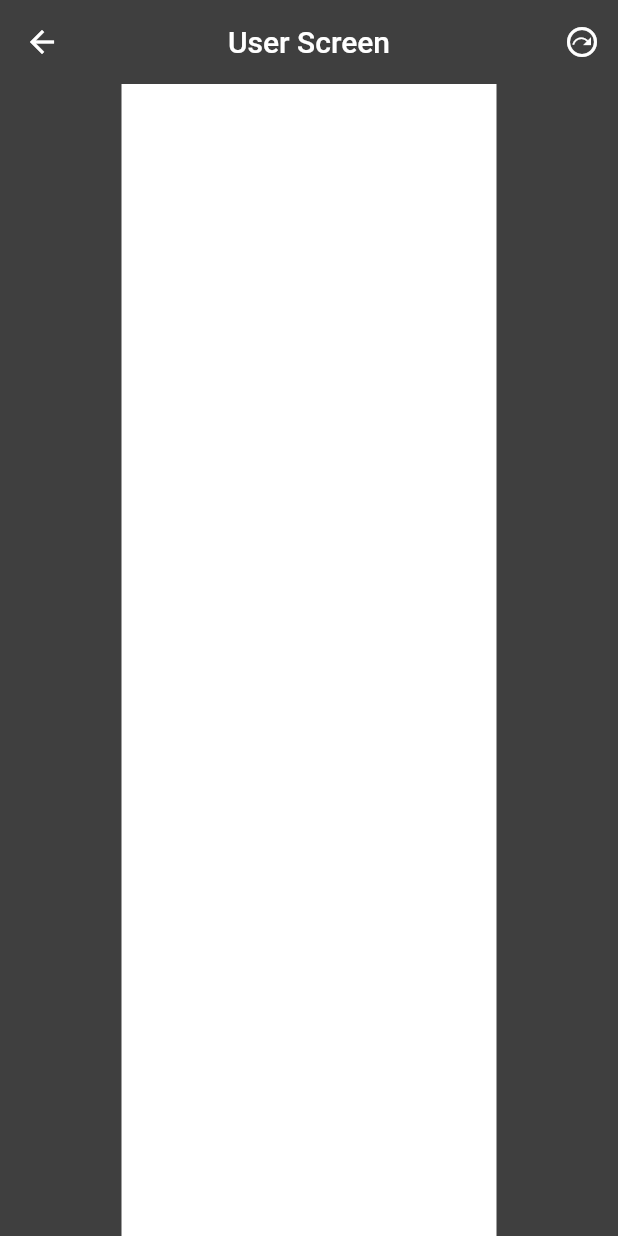
After one commit to jaysardhara34/invoicegenerator, a Flutter app: the screen it shows after launch, after a tap on the "next plan" icon, on a phone screen of 412 x 824 dp. The commit adds this screen. Run offline on Flutter 3.47's test engine with Material 2 defaults, Android fonts, the light colour scheme and no system bars; our stand-ins replace font_awesome_flutter.

Commit message:
24/08/2022

```diff
--- a/lib/main.dart
+++ b/lib/main.dart
@@ -1,6 +1,7 @@
 import 'dart:async';
 
 import 'package:flutter/material.dart';
+import 'package:invoicegenerator/screens/bill.dart';
 import 'package:invoicegenerator/screens/userscreen.dart';
 
 void main() {
@@ -10,6 +11,7 @@ void main() {
       routes: {
         "/": (context) => Splashscreen(),
         "user": (context) => Userscreen(),
+        "bill": (context) => Billscrreen(),
       },
     ),
   );
@@ -44,7 +46,7 @@ class _SplashscreenState extends State<Splashscreen> {
           child: Column(
             mainAxisAlignment: MainAxisAlignment.center,
             children: [
-              CircleAvatar(backgroundImage:AssetImage('assets/logo.png'),radius: 150,),
+              CircleAvatar(backgroundImage:AssetImage('assets/logo1.png'),radius: 150,),
               SizedBox(
                 height: 30,
               ),
@@ -56,7 +58,7 @@ class _SplashscreenState extends State<Splashscreen> {
                 height: 10,
               ),
               Text(
-                "$i%",
+                "Loading $i%",
                 style: TextStyle(color: Color(0xffffffff), fontSize: 16),
               ),
             ],
--- /dev/null
+++ b/lib/screens/bill.dart
@@ -0,0 +1,37 @@
+import 'package:flutter/material.dart';
+
+class Billscrreen extends StatefulWidget {
+  const Billscrreen({Key? key}) : super(key: key);
+
+  @override
+  State<Billscrreen> createState() => _BillscrreenState();
+}
+
+class _BillscrreenState extends State<Billscrreen> {
+  @override
+  Widget build(BuildContext context) {
+    return SafeArea(child: Scaffold(
+      backgroundColor: Color(0xff3f3f3f),
+      appBar: AppBar(
+        elevation: 00,
+        title: Text('User Screen'),
+        centerTitle: true,
+        actions: [
+          IconButton(
+              onPressed: () {
+                Navigator.pushNamed(context, "bill");
+              },
+              icon: Icon(Icons.next_plan_outlined)),
+        ],
+        backgroundColor: Color(0xff3f3f3f),
+      ),
+      body: Center(
+        child: Container(
+          width: 250,
+          height: double.infinity,
+          color: Color(0xffffffff),
+        ),
+      ),
+    ),);
+  }
+}
--- a/lib/screens/userscreen.dart
+++ b/lib/screens/userscreen.dart
@@ -26,10 +26,11 @@ class _UserscreenState extends State<Userscreen> {
           title: Text('User Screen'),
           centerTitle: true,
           actions: [
-            Padding(
-              padding: const EdgeInsets.only(right: 10),
-              child: Icon(Icons.more_vert_rounded),
-            )
+            IconButton(
+                onPressed: () {
+                  Navigator.pushNamed(context, "bill");
+                },
+                icon: Icon(Icons.next_plan_outlined)),
           ],
           backgroundColor: Color(0xff3f3f3f),
         ),
@@ -350,7 +351,7 @@ class _UserscreenState extends State<Userscreen> {
                       itemCount: prod.length,
                       itemBuilder: (context, index) {
                         return InkWell(
-                          onTap: (){
+                          onTap: () {
                             setState(() {
                               prod.removeAt(index);
                             });
--- a/pubspec.yaml
+++ b/pubspec.yaml
@@ -35,6 +35,7 @@ dependencies:
   # Use with the CupertinoIcons class for iOS style icons.
   cupertino_icons: ^1.0.2
   font_awesome_flutter: ^10.1.0
+  flutter_launcher_icons: ^0.10.0
 
 dev_dependencies:
   flutter_test:
@@ -46,6 +47,10 @@ dev_dependencies:
   # package. See that file for information about deactivating specific lint
   # rules and activating additional ones.
   flutter_lints: ^2.0.0
+flutter_icons:
+  android: "launcher_icon"
+  ios: true
+  image_path: "assets/icon/logo.png"
 
 # For information on the generic Dart part of this file, see the
 # following page: https://dart.dev/tools/pub/pubspec
```
Also changed, not shown: assets/icon/logo.png (added), assets/logo1.png (renamed from assets/logo.png), pubspec.lock, 33 other files.
